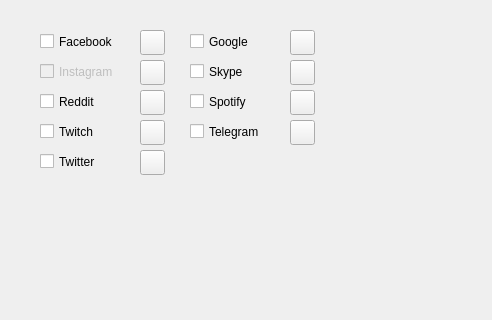
Above: sherlockGUI.ui from bitSheriff/SherlockGUI before the change; both pictures show x 0 to 492 and y 280 to 600 of the 800 by 600 pixel window. Below: the same form after it.
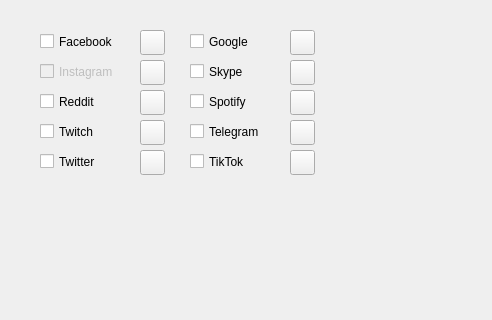
That is the form after the change. Icons and pictures are not drawn.

Diff of the .ui file:
```diff
--- a/sherlockGUI.ui
+++ b/sherlockGUI.ui
@@ -553,6 +553,48 @@
      <bool>false</bool>
     </property>
    </widget>
+   <widget class="QCheckBox" name="check_tiktok">
+    <property name="geometry">
+     <rect>
+      <x>190</x>
+      <y>430</y>
+      <width>91</width>
+      <height>23</height>
+     </rect>
+    </property>
+    <property name="text">
+     <string>TikTok</string>
+    </property>
+   </widget>
+   <widget class="QPushButton" name="btn_tiktok">
+    <property name="geometry">
+     <rect>
+      <x>290</x>
+      <y>430</y>
+      <width>25</width>
+      <height>25</height>
+     </rect>
+    </property>
+    <property name="text">
+     <string/>
+    </property>
+    <property name="icon">
+     <iconset>
+      <normaloff>res/tiktok.png</normaloff>res/tiktok.png</iconset>
+    </property>
+    <property name="checkable">
+     <bool>false</bool>
+    </property>
+    <property name="autoDefault">
+     <bool>false</bool>
+    </property>
+    <property name="default">
+     <bool>false</bool>
+    </property>
+    <property name="flat">
+     <bool>false</bool>
+    </property>
+   </widget>
   </widget>
  </widget>
  <resources/>
```
